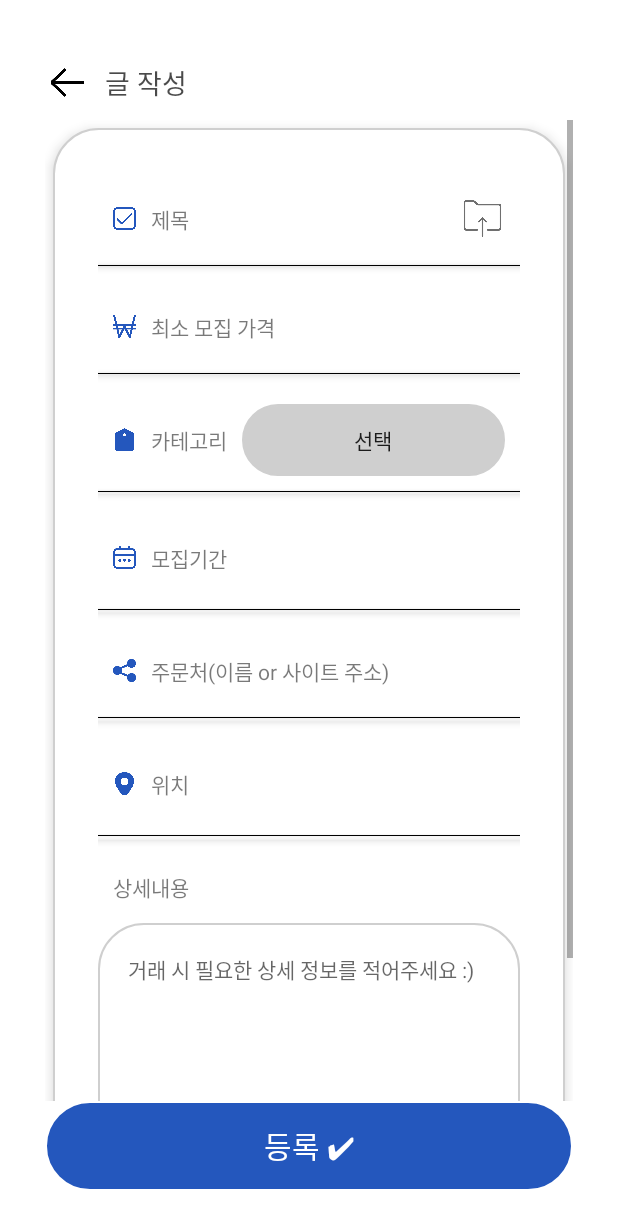
After one commit to minjung03/itshow_toB, an Android app: the layout write_recruitment.xml on its own in the app's theme, with its tools: preview values and no code run, on a phone screen of 412 x 824 dp. The commit adds this screen. Shown: the top 1228 px of the screen. Run offline under Robolectric (Android 15) with nearby library versions, the phone set to English and light mode, and no system bars.

Commit message:
(다흰)WriteRecruitment(모집글작성) 창 하는중

```diff
--- a/app/src/main/AndroidManifest.xml
+++ b/app/src/main/AndroidManifest.xml
@@ -10,7 +10,7 @@
         android:supportsRtl="true"
         android:theme="@style/AppTheme">
         <activity android:name=".Search"></activity>
-        <activity android:name=".Recruitment" />
+        <activity android:name=".WriteRecruitment" />
         <activity android:name=".MainActivity">
             <intent-filter>
                 <action android:name="android.intent.action.MAIN" />
--- a/app/src/main/java/com/cookandroid/itshow_tob/Recruitment.java
+++ b/app/src/main/java/com/cookandroid/itshow_tob/WriteRecruitment.java
@@ -4,11 +4,11 @@ import androidx.appcompat.app.AppCompatActivity;
 
 import android.os.Bundle;
 
-public class Recruitment extends AppCompatActivity {
+public class WriteRecruitment extends AppCompatActivity {
 
     @Override
     protected void onCreate(Bundle savedInstanceState) {
         super.onCreate(savedInstanceState);
-        setContentView(R.layout.recruitment);
+        setContentView(R.layout.write_recruitment);
     }
 }
--- /dev/null
+++ b/app/src/main/res/drawable/button_round1_blue.xml
@@ -0,0 +1,14 @@
+<?xml version="1.0" encoding="utf-8"?>
+<shape xmlns:android="http://schemas.android.com/apk/res/android"
+    android:padding="10dp"
+    android:shape="rectangle" >
+    <solid android:color="#2457BD" />
+    <corners
+        android:bottomLeftRadius="30dp"
+        android:bottomRightRadius="30dp"
+        android:topLeftRadius="30dp"
+        android:topRightRadius="30dp" />
+    <stroke
+        android:width="1dp"
+        android:color="#FFFFFF" />
+</shape>
--- a/app/src/main/res/drawable/search_lower_round.xml
+++ b/app/src/main/res/drawable/search_lower_round.xml
@@ -2,7 +2,7 @@
 <shape xmlns:android="http://schemas.android.com/apk/res/android"
     android:padding="10dp"
     android:shape="rectangle" >
-    <solid android:color="#2457BD" />
+    <solid android:color="#315ff5" />
     <corners
         android:bottomLeftRadius="30dp"
         android:bottomRightRadius="30dp"/>
--- /dev/null
+++ b/app/src/main/res/drawable/shadow_right_bottom.xml
@@ -0,0 +1,11 @@
+<?xml version="1.0" encoding="utf-8"?>
+<layer-list xmlns:android="http://schemas.android.com/apk/res/android">
+    <!-- Drop Shadow Stack -->
+    <item> <shape> <padding android:top="0dp" android:right="1dp" android:bottom="2dp" android:left="0dp" /> <corners android:radius="5dp" /> <solid android:color="#00CCCCCC" /> </shape> </item>
+    <item> <shape> <padding android:top="0dp" android:right="1dp" android:bottom="2dp" android:left= "0dp" /> <corners android:radius="5dp" /> <solid android:color="#10CCCCCC" /> </shape> </item>
+    <item> <shape> <padding android:top="0dp" android:right="1dp" android:bottom="2dp" android:left="0dp" /> <corners android:radius="5dp" /> <solid android:color="#20CCCCCC" /> </shape> </item>
+    <item> <shape> <padding android:top="0dp" android:right="1dp" android:bottom="2dp" android:left="0dp" /> <corners android:radius="5dp" /> <solid android:color="#30CCCCCC" /> </shape> </item>
+    <item> <shape> <padding android:top="0dp" android:right="1dp" android:bottom="2dp" android:left="0dp" /> <corners android:radius="5dp" /> <solid android:color="#50CCCCCC" /> </shape> </item>
+    <!-- Background -->
+    <item> <shape> <solid android:color="#ffffff" /> <corners android:radius="0dp" /> </shape> </item>
+</layer-list>
--- a/app/src/main/res/layout/recruitment.xml
+++ /dev/null
@@ -1,9 +0,0 @@
-<?xml version="1.0" encoding="utf-8"?>
-<androidx.constraintlayout.widget.ConstraintLayout xmlns:android="http://schemas.android.com/apk/res/android"
-    xmlns:app="http://schemas.android.com/apk/res-auto"
-    xmlns:tools="http://schemas.android.com/tools"
-    android:layout_width="match_parent"
-    android:layout_height="match_parent"
-    tools:context=".Recruitment">
-
-</androidx.constraintlayout.widget.ConstraintLayout>
--- /dev/null
+++ b/app/src/main/res/layout/write_recruitment.xml
@@ -0,0 +1,336 @@
+<?xml version="1.0" encoding="utf-8"?>
+<LinearLayout xmlns:android="http://schemas.android.com/apk/res/android"
+    xmlns:app="http://schemas.android.com/apk/res-auto"
+    xmlns:tools="http://schemas.android.com/tools"
+    android:layout_width="match_parent"
+    android:layout_height="match_parent"
+    android:gravity="top"
+    android:orientation="vertical"
+    android:background="#FFFFFF"
+    android:padding="30dp">
+    <LinearLayout xmlns:android="http://schemas.android.com/apk/res/android"
+        xmlns:app="http://schemas.android.com/apk/res-auto"
+        xmlns:tools="http://schemas.android.com/tools"
+        android:layout_width="match_parent"
+        android:layout_height="50dp"
+        android:orientation="horizontal">
+        <Button
+            android:layout_width="30dp"
+            android:layout_height="30dp"
+            android:backgroundTint="#000000"
+            android:layout_gravity="center"
+            android:background="@drawable/arrow_black"
+            android:layout_marginRight="10dp"
+            />
+        <TextView
+            android:layout_width="wrap_content"
+            android:layout_height="wrap_content"
+            android:textColor="#B5000000"
+            android:layout_gravity="center"
+            android:textSize="18sp"
+            android:text="글 작성"
+            />
+    </LinearLayout>
+    <ScrollView
+        android:layout_width="match_parent"
+        android:layout_height="0dp"
+        android:layout_weight="1"
+        tools:context=".WriteRecruitment">
+        <!-- 모집글 작성 -->
+        <LinearLayout xmlns:android="http://schemas.android.com/apk/res/android"
+            xmlns:app="http://schemas.android.com/apk/res-auto"
+            xmlns:tools="http://schemas.android.com/tools"
+            android:layout_width="match_parent"
+            android:layout_height="wrap_content"
+            android:layout_marginTop="20dp"
+            android:gravity="top"
+            android:elevation="5dp"
+            android:layout_margin="5dp"
+            android:layout_gravity="left"
+            android:padding="30dp"
+            android:background="@drawable/button_round1_white"
+            android:orientation="vertical">
+
+            <!-- 제목 -->
+            <LinearLayout xmlns:android="http://schemas.android.com/apk/res/android"
+                xmlns:app="http://schemas.android.com/apk/res-auto"
+                xmlns:tools="http://schemas.android.com/tools"
+                android:layout_width="match_parent"
+                android:layout_height="wrap_content"
+                android:padding="10dp"
+                android:orientation="horizontal">
+
+                <TextView
+                    android:layout_width="15dp"
+                    android:layout_height="15dp"
+                    android:backgroundTint="#2457BD"
+                    style="@style/iconBlue1"
+                    android:layout_gravity="center"
+                    android:background="@drawable/ic_checkbox"
+                    />
+                <EditText
+                    android:layout_width="0dp"
+                    android:layout_weight="1"
+                    android:layout_height="wrap_content"
+                    android:textSize="14sp"
+                    android:hint="제목"
+                    android:layout_gravity="center"
+                    android:textColorHint="#86000000"
+                    android:padding="10dp"
+                    android:background="#FFFFFF"
+                    />
+                <Button
+                    android:layout_width="30dp"
+                    android:layout_height="30dp"
+                    android:layout_gravity="center"
+                    android:backgroundTint="#90000000"
+                    android:background="@drawable/ic_add_file"
+                    />
+            </LinearLayout>
+
+            <View
+                android:layout_width="match_parent"
+                android:layout_height="1px"
+                android:background="#000000"
+                android:elevation="3dp"
+                android:layout_marginBottom="10dp"
+                />
+
+            <!-- 제목 END -->
+
+            <!--최소 모집 가격-->
+            <LinearLayout xmlns:android="http://schemas.android.com/apk/res/android"
+                xmlns:app="http://schemas.android.com/apk/res-auto"
+                xmlns:tools="http://schemas.android.com/tools"
+                android:layout_width="match_parent"
+                android:layout_height="wrap_content"
+                android:padding="10dp"
+                android:orientation="horizontal">
+
+                <TextView
+                    android:layout_gravity="center"
+                    android:layout_width="15dp"
+                    android:layout_height="15dp"
+                    android:backgroundTint="#2457BD"
+                    android:background="@drawable/ic_krw"
+                    />
+                <EditText
+                    android:layout_width="0dp"
+                    android:layout_weight="1"
+                    android:layout_height="wrap_content"
+                    android:textSize="14sp"
+                    android:hint="최소 모집 가격"
+                    android:layout_gravity="center"
+                    android:textColorHint="#86000000"
+                    android:padding="10dp"
+                    android:background="#FFFFFF"
+                    />
+            </LinearLayout>
+            <View
+                android:layout_width="match_parent"
+                android:layout_height="1px"
+                android:background="#000000"
+                android:elevation="3dp"
+                android:layout_marginBottom="10dp"
+                />
+            <!--최소 모집 가격 END-->
+
+            <!--카테고리-->
+            <LinearLayout xmlns:android="http://schemas.android.com/apk/res/android"
+                xmlns:app="http://schemas.android.com/apk/res-auto"
+                xmlns:tools="http://schemas.android.com/tools"
+                android:layout_width="match_parent"
+                android:layout_height="wrap_content"
+                android:padding="10dp"
+                android:orientation="horizontal">
+
+                <TextView
+                    android:layout_width="15dp"
+                    android:layout_height="15dp"
+                    android:backgroundTint="#2457BD"
+                    android:layout_gravity="center"
+                    android:background="@drawable/ic_label"
+                    />
+                <TextView
+                    android:layout_width="wrap_content"
+                    android:layout_height="wrap_content"
+                    android:textSize="14sp"
+                    android:text="카테고리"
+                    android:textColor="#86000000"
+                    android:layout_gravity="center"
+                    android:padding="10dp"
+                    android:background="#FFFFFF"
+                    />
+                <Button
+                    android:layout_width="0dp"
+                    android:layout_height="wrap_content"
+                    android:layout_weight="1"
+                    android:text="선택"
+                    android:background="@drawable/button_round1_gray"/>
+            </LinearLayout>
+            <View
+                android:layout_width="match_parent"
+                android:layout_height="1px"
+                android:background="#000000"
+                android:elevation="3dp"
+                android:layout_marginBottom="10dp"
+                />
+            <!--카테고리 END-->
+
+            <!-- 모집기간 -->
+            <LinearLayout xmlns:android="http://schemas.android.com/apk/res/android"
+                xmlns:app="http://schemas.android.com/apk/res-auto"
+                xmlns:tools="http://schemas.android.com/tools"
+                android:layout_width="match_parent"
+                android:layout_height="wrap_content"
+                android:padding="10dp"
+                android:orientation="horizontal">
+
+                <TextView
+                    android:layout_width="15dp"
+                    android:layout_height="15dp"
+                    android:backgroundTint="#2457BD"
+                    android:layout_gravity="center"
+                    android:background="@drawable/ic_calendar"
+                    />
+                <Button
+                    android:layout_width="0dp"
+                    android:layout_weight="1"
+                    android:layout_height="wrap_content"
+                    android:textSize="14sp"
+                    android:text="모집기간"
+                    android:gravity="center_vertical"
+                    android:layout_gravity="center"
+                    android:textColor="#86000000"
+                    android:padding="10dp"
+                    android:background="#FFFFFF"
+                    />
+            </LinearLayout>
+
+            <View
+                android:layout_width="match_parent"
+                android:layout_height="1px"
+                android:background="#000000"
+                android:elevation="3dp"
+                android:layout_marginBottom="10dp"
+                />
+
+            <!-- 모집기간 END -->
+
+            <!--주문처-->
+            <LinearLayout xmlns:android="http://schemas.android.com/apk/res/android"
+                xmlns:app="http://schemas.android.com/apk/res-auto"
+                xmlns:tools="http://schemas.android.com/tools"
+                android:layout_width="match_parent"
+                android:layout_height="wrap_content"
+                android:padding="10dp"
+                android:orientation="horizontal">
+
+                <TextView
+                    android:layout_width="15dp"
+                    android:layout_height="15dp"
+                    android:backgroundTint="#2457BD"
+                    android:layout_gravity="center"
+                    android:background="@drawable/ic_share"
+                    />
+                <EditText
+                    android:layout_width="0dp"
+                    android:layout_weight="1"
+                    android:layout_height="wrap_content"
+                    android:textSize="14sp"
+                    android:hint="주문처(이름 or 사이트 주소)"
+                    android:layout_gravity="center"
+                    android:textColorHint="#86000000"
+                    android:padding="10dp"
+                    android:background="#FFFFFF"
+                    />
+            </LinearLayout>
+            <View
+                android:layout_width="match_parent"
+                android:layout_height="1px"
+                android:background="#000000"
+                android:elevation="3dp"
+                android:layout_marginBottom="10dp"
+                />
+            <!--주문처 END-->
+            <!-- 위치 -->
+            <LinearLayout xmlns:android="http://schemas.android.com/apk/res/android"
+                xmlns:app="http://schemas.android.com/apk/res-auto"
+                xmlns:tools="http://schemas.android.com/tools"
+                android:layout_width="match_parent"
+                android:layout_height="wrap_content"
+                android:padding="10dp"
+                android:orientation="horizontal">
+
+                <TextView
+                    android:layout_width="15dp"
+                    android:layout_height="15dp"
+                    android:backgroundTint="#2457BD"
+                    android:layout_gravity="center"
+                    android:background="@drawable/ic_marker"
+                    />
+                <Button
+                    android:layout_width="0dp"
+                    android:layout_weight="1"
+                    android:layout_height="wrap_content"
+                    android:textSize="14sp"
+                    android:text="위치"
+                    android:gravity="center_vertical"
+                    android:layout_gravity="center"
+                    android:textColor="#86000000"
+                    android:padding="10dp"
+                    android:background="#FFFFFF"
+                    />
+            </LinearLayout>
+
+            <View
+                android:layout_width="match_parent"
+                android:layout_height="1px"
+                android:background="#000000"
+                android:elevation="3dp"
+                android:layout_marginBottom="10dp"
+                />
+
+            <!-- 위치 END -->
+            <Button
+                android:layout_width="match_parent"
+                android:layout_height="wrap_content"
+                android:textSize="14sp"
+                android:text="상세내용"
+                android:gravity="center_vertical"
+                android:layout_gravity="center"
+                android:textColor="#86000000"
+                android:padding="10dp"
+                android:background="#FFFFFF"
+                />
+            <EditText
+                android:layout_width="match_parent"
+                android:layout_height="200dp"
+                android:hint="거래 시 필요한 상세 정보를 적어주세요 :)"
+                android:textSize="14sp"
+                android:gravity="top"
+                android:padding="20dp"
+                android:background="@drawable/button_round1_white"
+                />
+        </LinearLayout>
+        <!-- 모집글 작성 END -->
+
+    </ScrollView>
+    <LinearLayout xmlns:android="http://schemas.android.com/apk/res/android"
+        xmlns:app="http://schemas.android.com/apk/res-auto"
+        xmlns:tools="http://schemas.android.com/tools"
+        android:layout_width="match_parent"
+        android:layout_height="wrap_content"
+        android:orientation="horizontal">
+    <TextView
+        android:layout_width="match_parent"
+        android:layout_height="60dp"
+        android:gravity="center"
+        android:textColor="#FFFFFF"
+        android:fontFamily="@font/suncheonb"
+        android:textSize="20sp"
+        android:text="등록 ✔"
+        android:background="@drawable/button_round1_blue"
+        />
+    </LinearLayout>
+</LinearLayout>
--- a/app/src/main/res/values/styles.xml
+++ b/app/src/main/res/values/styles.xml
@@ -29,8 +29,5 @@
         <item name="android:paddingRight">15dp</item>
     </style>
 
-    <style name="marginBottom">
-        <item name="android:layout_marginBottom">10dp</item>
-    </style>
 
 </resources>
```
Also changed, not shown: app/src/main/res/drawable/button_round1_gray.xml (renamed from app/src/main/res/drawable/button_round1_enabled.xml), app/src/main/res/drawable/button_round1_white.xml (renamed from app/src/main/res/drawable/button_round1_disabled.xml), app/src/main/res/drawable/ic_add_file.png (added), app/src/main/res/drawable/ic_calendar.png (added), app/src/main/res/drawable/ic_check.png (added), app/src/main/res/drawable/ic_checkbox.png (added), app/src/main/res/drawable/ic_krw.png (added), app/src/main/res/drawable/ic_label.png (added), app/src/main/res/drawable/ic_marker.png (added), app/src/main/res/drawable/ic_share.png (added), app/src/main/res/drawable/search_white.png (added).
